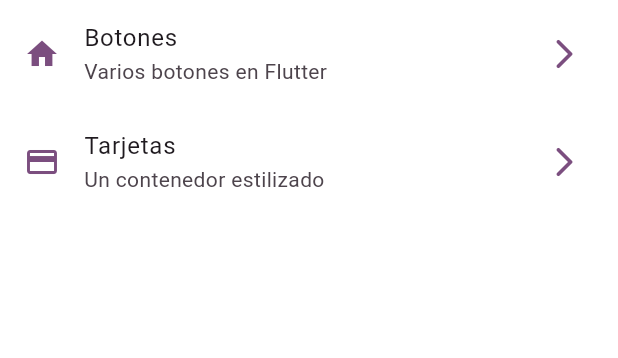
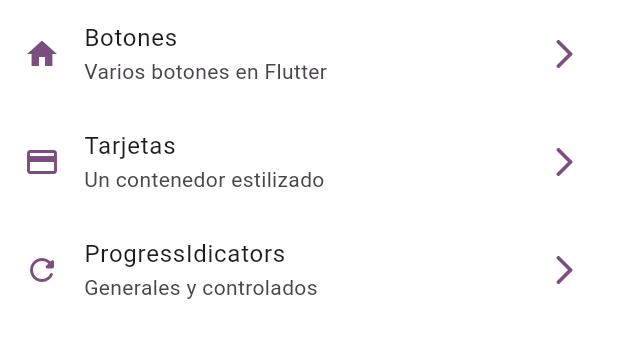
Before and after one commit to Frank076-web/widgets_app_flutter, a Flutter app: the screen it shows after launch, on a phone screen of 412 x 824 dp, the part 84-442 px from its top. Run offline on Flutter 3.47's test engine with Material 3 defaults, Android fonts, the phone set to English and light mode, and no system bars; our stand-ins replace go_router.

Commit message:
implementados progress indicators

```diff
--- a/lib/config/menu/menu_items.dart
+++ b/lib/config/menu/menu_items.dart
@@ -6,12 +6,17 @@ class MenuItem {
   final String subTitle;
   final String routeName;
   final IconData icon;
+  final String path;
+  final Widget widget;
 
-  const MenuItem(
-      {required this.title,
-      required this.subTitle,
-      required this.routeName,
-      required this.icon});
+  const MenuItem({
+    required this.title,
+    required this.subTitle,
+    required this.routeName,
+    required this.icon,
+    required this.path,
+    required this.widget,
+  });
 }
 
 List<MenuItem> appMenuItems = const [
@@ -20,11 +25,23 @@ List<MenuItem> appMenuItems = const [
     subTitle: 'Varios botones en Flutter',
     routeName: ButtonsScreen.name,
     icon: Icons.home,
+    path: '/buttons',
+    widget: ButtonsScreen(),
   ),
   MenuItem(
     title: 'Tarjetas',
     subTitle: 'Un contenedor estilizado',
     routeName: CardsScreen.name,
     icon: Icons.credit_card,
+    path: '/cards',
+    widget: CardsScreen(),
+  ),
+  MenuItem(
+    title: 'ProgressIdicators',
+    subTitle: 'Generales y controlados',
+    routeName: ProgressScreen.name,
+    icon: Icons.refresh_rounded,
+    path: '/progressScreen',
+    widget: ProgressScreen(),
   ),
 ];
--- a/lib/config/router/app_router.dart
+++ b/lib/config/router/app_router.dart
@@ -1,5 +1,6 @@
 import 'package:go_router/go_router.dart';
-import 'package:widgets_app/presentation/screens/screens.dart';
+import 'package:widgets_app/config/config.dart';
+import 'package:widgets_app/presentation/screens/home/home_screen.dart';
 
 // GoRouter configuration
 final appRouter = GoRouter(
@@ -10,15 +11,11 @@ final appRouter = GoRouter(
       name: HomeScreen.name,
       builder: (context, state) => const HomeScreen(),
     ),
-    GoRoute(
-      path: '/buttons',
-      name: ButtonsScreen.name,
-      builder: (context, state) => const ButtonsScreen(),
-    ),
-    GoRoute(
-      path: '/cards',
-      name: CardsScreen.name,
-      builder: (context, state) => const CardsScreen(),
-    ),
+
+    ...appMenuItems.map((menu) => GoRoute(
+          path: menu.path,
+          name: menu.routeName,
+          builder: (context, state) => menu.widget,
+        )),
   ],
 );
--- a/lib/presentation/screens/progress/progress_screen.dart
+++ b/lib/presentation/screens/progress/progress_screen.dart
@@ -1,4 +1,5 @@
 import 'package:flutter/material.dart';
+import 'package:widgets_app/presentation/widgets/widgets.dart';
 
 class ProgressScreen extends StatelessWidget {
   static const name = 'progress_screen';
@@ -8,9 +9,7 @@ class ProgressScreen extends StatelessWidget {
   @override
   Widget build(BuildContext context) {
     return const Scaffold(
-      body: Center(
-        child: Text('ProgressScreen'),
-      ),
+      body: ProgressView()
     );
   }
 }
--- a/lib/presentation/widgets/home/home.dart
+++ b/lib/presentation/widgets/home/home.dart
@@ -1,3 +1,2 @@
 export 'home_list_tile.dart';
 export 'home_view.dart';
-export 'index.dart';
--- a/lib/presentation/widgets/home/index.dart
+++ /dev/null
@@ -1,2 +0,0 @@
-export './home_view.dart';
-export './home_list_tile.dart';
--- /dev/null
+++ b/lib/presentation/widgets/progress/progress.dart
@@ -0,0 +1,2 @@
+export 'controlled_progress_indicator.dart';
+export 'progress_view.dart';
--- a/lib/presentation/widgets/widgets.dart
+++ b/lib/presentation/widgets/widgets.dart
@@ -1,3 +1,4 @@
 export 'buttons/buttons.dart';
 export 'cards/cards.dart';
 export 'home/home.dart';
+export 'progress/progress.dart';
```
Also changed, not shown: lib/presentation/screens/screens.dart (+9 -0 lines), lib/presentation/widgets/progress/controlled_progress_indicator.dart (added, +43 -0 lines), lib/presentation/widgets/progress/progress_view.dart (added, +35 -0 lines).
